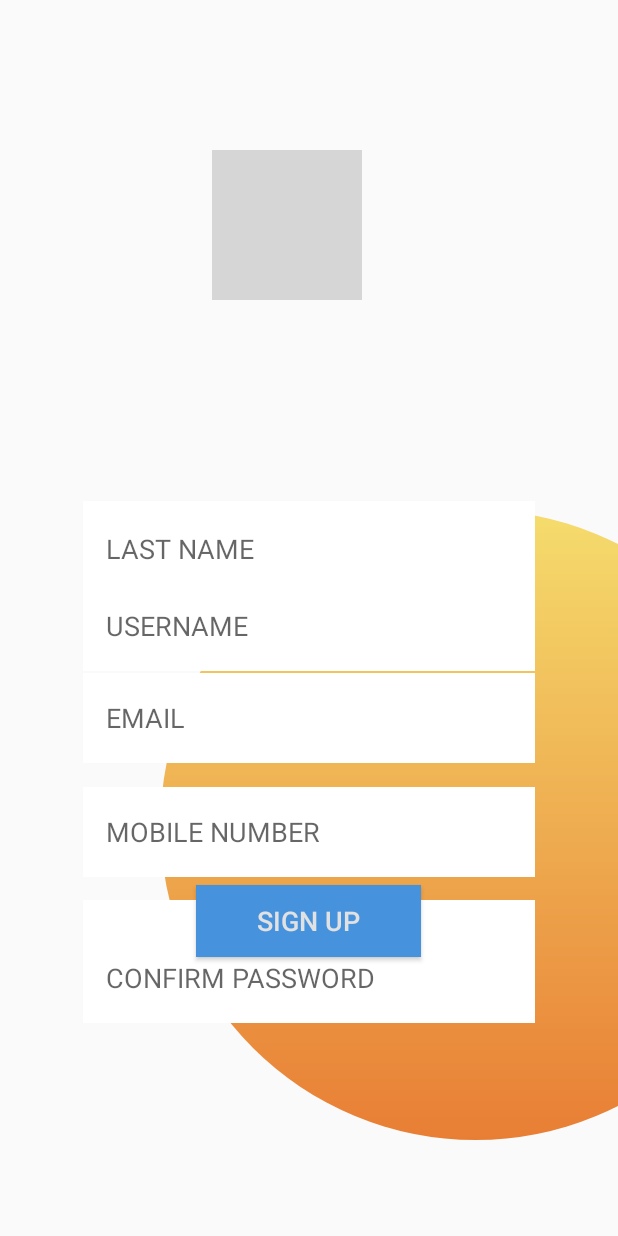
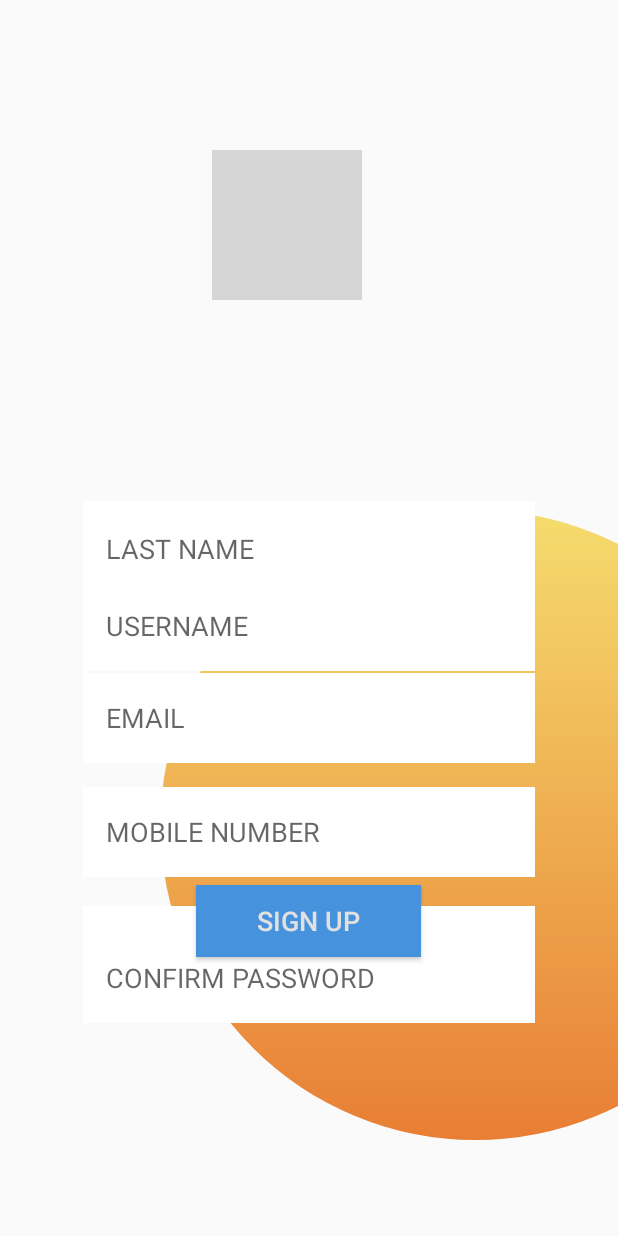
Before and after one commit to collisior/TwoBits, an Android app: the RegistrationActivity screen opened directly, with no data from a screen before it, on a phone screen of 412 x 824 dp. Run offline under Robolectric (Android 15) with nearby library versions, the phone set to English and light mode, and no system bars; our stand-ins replace Volley; grey boxes are pictures that could not be loaded.

Commit message:
fixed issue for pixel

```diff
--- a/app/src/main/res/layout/registration.xml
+++ b/app/src/main/res/layout/registration.xml
@@ -145,7 +145,7 @@
         android:layout_marginLeft="40dp"
         android:layout_marginTop="430dp"
         android:layout_marginEnd="40dp"
-        android:layout_marginBottom="164dp"
+        android:layout_marginBottom="160dp"
         android:autofillHints=""
         android:background="@drawable/border"
         android:hint="@string/prompt_password"
```
